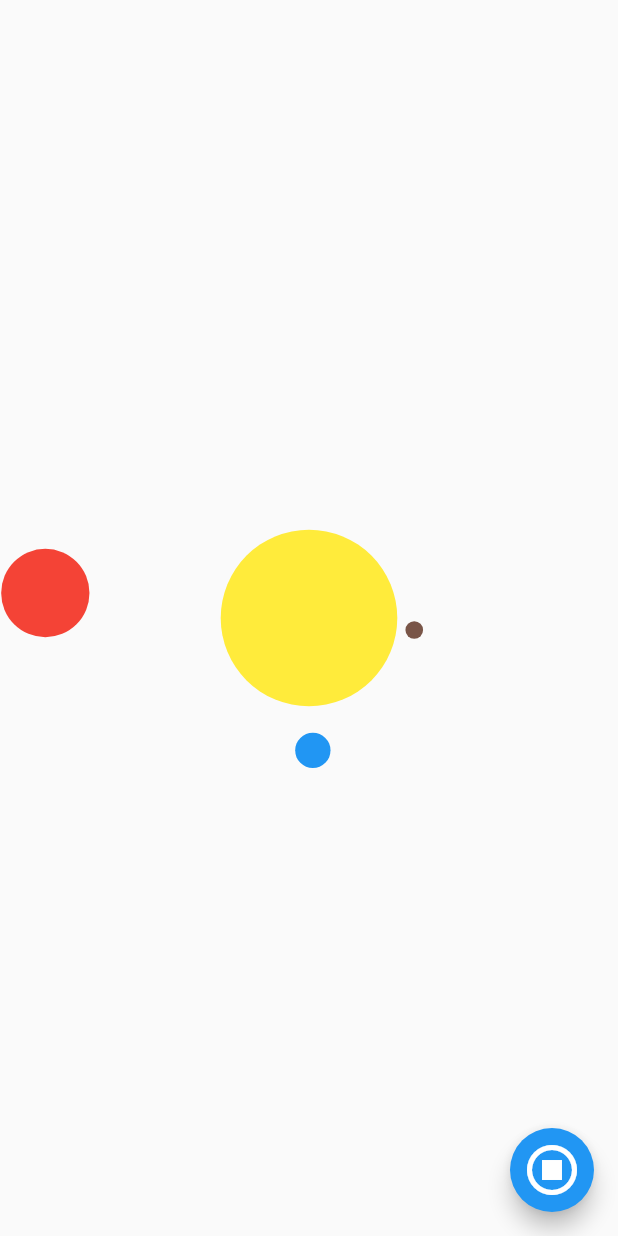
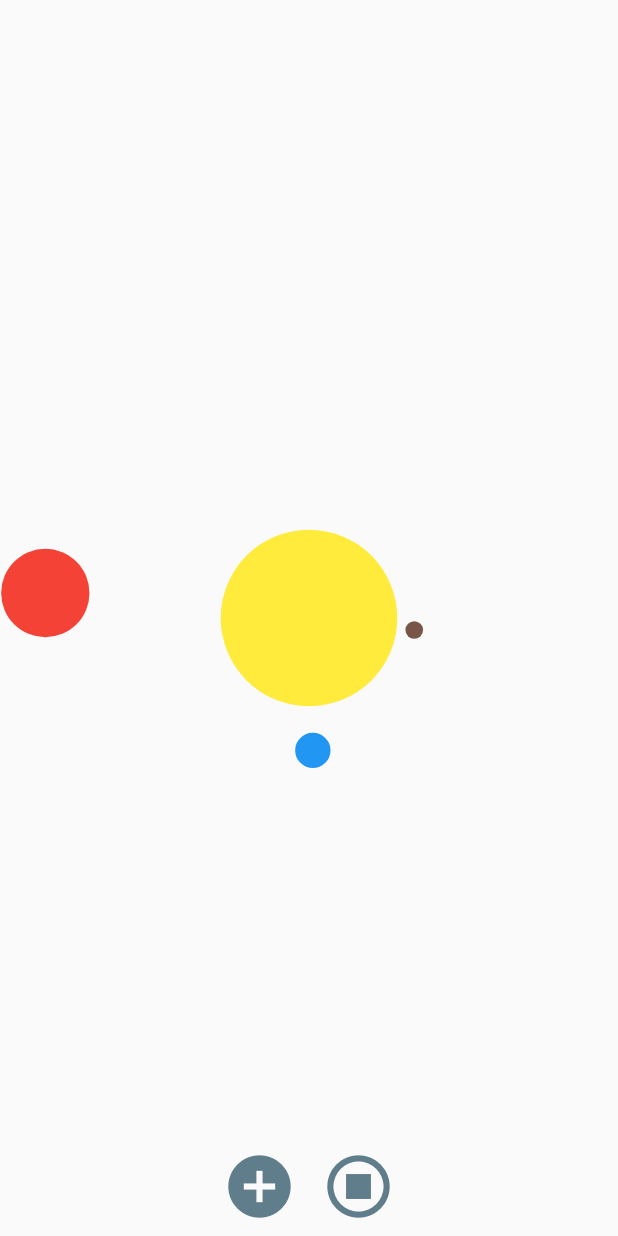
Before and after one commit to RuslanOrolbaev/solar_system, a Flutter app: the screen it shows after launch, after a tap on the "play circle filled" icon, on a phone screen of 412 x 824 dp. Run offline on Flutter 3.47's test engine with Material 2 defaults, Android fonts, the phone set to English and light mode, and no system bars.

Commit message:
AppButton introduced

```diff
--- /dev/null
+++ b/lib/view/app_button.dart
@@ -0,0 +1,18 @@
+import 'package:flutter/material.dart';
+
+class AppButton extends StatelessWidget {
+  const AppButton({
+    required this.icon,
+    required this.onPressed,
+    Key? key,
+  }) : super(key: key);
+
+  final Icon icon;
+  final VoidCallback onPressed;
+
+  @override
+  Widget build(BuildContext context) {
+    return IconButton(
+        color: Colors.blueGrey, iconSize: 50, onPressed: onPressed, icon: icon);
+  }
+}
--- a/lib/view/home_screen.dart
+++ b/lib/view/home_screen.dart
@@ -1,6 +1,7 @@
 import 'package:flutter/material.dart';
 import 'package:logging/logging.dart';
 import 'package:solar_system/model/planet.dart';
+import 'package:solar_system/view/app_button.dart';
 import 'package:solar_system/view_model/solar_builder.dart';
 
 Logger _logger = Logger('Home screen');
@@ -61,22 +62,35 @@ class _HomeScreenState extends State<HomeScreen> {
     _screenSize = MediaQuery.of(context).size;
 
     return Scaffold(
-      body: SolarBuilder(
+      body: Stack(children: [
+        SolarBuilder(
             planets: planets,
             screenSize: _screenSize,
             animationRunning: _isAnimationRunning),
-      floatingActionButton: FloatingActionButton(
-          child: Icon(
+        Align(
+            alignment: Alignment.bottomCenter,
+            child: Row(
+              mainAxisAlignment: MainAxisAlignment.center,
+              children: [
+                AppButton(
+                    icon: Icon(Icons.add_circle),
+                    onPressed: () {
+                      print('something');
+                    }),
+                AppButton(
+                    icon: Icon(
                       _isAnimationRunning
                           ? Icons.stop_circle_outlined
                           : Icons.play_circle_fill,
-              size: 40,
-              color: Colors.white),
+                    ),
                     onPressed: () {
                       setState(() {
                         _isAnimationRunning = !_isAnimationRunning;
                       });
-          }),
+                    })
+              ],
+            ))
+      ]),
     );
   }
 }
--- a/lib/view_model/solar_builder.dart
+++ b/lib/view_model/solar_builder.dart
@@ -1,12 +1,11 @@
 import 'dart:async';
 import 'package:flutter/material.dart';
+import 'package:solar_system/configuration.dart';
 import 'package:solar_system/model/calculation_helpers/calculate_scale_modifier.dart';
 import 'package:solar_system/model/calculation_helpers/farest_planet_distance.dart';
+import 'package:solar_system/model/planet.dart';
 import 'package:solar_system/model/space_object.dart';
 import 'package:solar_system/view_model/paint_space_object.dart';
-
-import '../configuration.dart';
-import '../model/planet.dart';
 import 'package:logging/logging.dart';
 
 Logger _logger = Logger('SolarBuilder');
@@ -57,24 +56,25 @@ class _SolarBuilderState extends State<SolarBuilder> {
 
   @override
   Widget build(BuildContext context) {
-    List<Widget> planetWidgets = [];
-    planetWidgets.add(CustomPaint(
+    List<Widget> spaceObjects = [];
+    spaceObjects.add(CustomPaint(
         painter: PaintSpaceObject(
             spaceObject: _sun,
             screenCenter: _screenCenter,
             scaleModifier: _scaleModifier,
 
-            ///setting ShallRebuildWithSetState to false excludes Sun from rebuilding with each setState to optimize performance
+            ///setting ShallRebuildWithSetState to false excludes motionless Sun
+            /// from rebuilding with each setState
             shallRebuildWithSetState: false)));
     for (Planet planet in widget.planets) {
-      planetWidgets.add(CustomPaint(
+      spaceObjects.add(CustomPaint(
           painter: PaintSpaceObject(
         spaceObject: planet,
         screenCenter: _screenCenter,
         scaleModifier: _scaleModifier,
       )));
     }
-    return Stack(children: planetWidgets);
+    return Stack(children: spaceObjects);
   }
 
   drawFrame(dynamic timestamp) {
```
Lines whose indentation alone changed are shown as unchanged.
